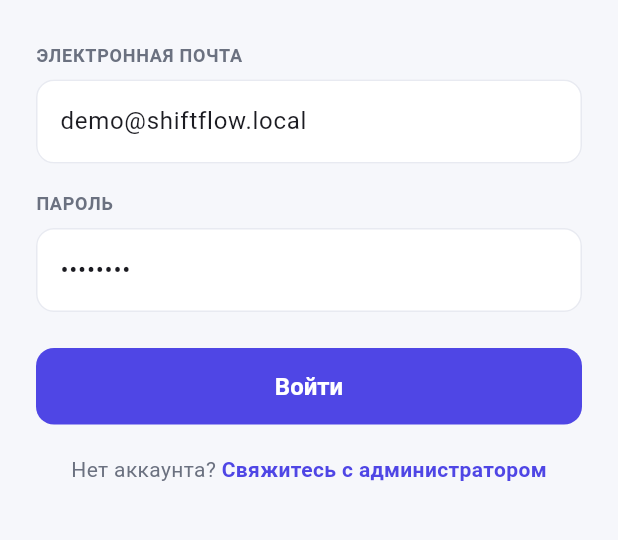
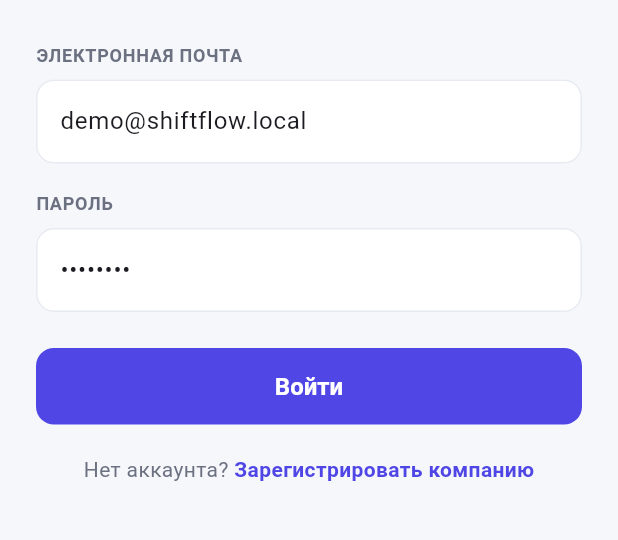
Before and after one commit to nmkomil1980/ShifT, a Flutter app: the screen it shows after launch, on a phone screen of 412 x 824 dp, the part 480-1020 px from its top. Run offline on Flutter 3.47's test engine with Material 3 defaults, Android fonts, the phone set to English and light mode, and no system bars; our stand-ins replace sentry_flutter, shared_preferences; accounts and stored records are empty.

Commit message:
Add company sign-up onboarding to the mobile app
- RegisterScreen collects director name, company, email and password, calls
  /api/auth/register via AuthController.register and signs the user in
- the login screen's footer now links to it ("Зарегистрировать компанию")
- pop the pushed register screen on success so the auth-driven swap to the main
  shell is revealed underneath

Verified in a web build of the app: registering a new company signs in and lands
on the (empty) Home screen.

Co-Authored-By: Claude Opus 4.8 <noreply@anthropic.com>
Claude-Session: https://claude.ai/code/session_0177qwAKqV5v7J9pFaeHzkiQ

```diff
--- a/mobile/lib/screens/login_screen.dart
+++ b/mobile/lib/screens/login_screen.dart
@@ -1,6 +1,7 @@
 import 'package:flutter/material.dart';
 import '../theme.dart';
 import '../api/auth_controller.dart';
+import 'register_screen.dart';
 
 class LoginScreen extends StatefulWidget {
   const LoginScreen({super.key});
@@ -105,19 +106,17 @@ class _LoginScreenState extends State<LoginScreen> {
                   ),
                 ),
                 const SizedBox(height: 20),
-                const Text.rich(
-                  TextSpan(
-                    text: 'Нет аккаунта? ',
-                    style: TextStyle(color: AppColors.textMuted),
-                    children: [
-                      TextSpan(
-                        text: 'Свяжитесь с администратором',
-                        style: TextStyle(
-                            color: AppColors.indigo,
-                            fontWeight: FontWeight.w600),
-                      ),
-                    ],
-                  ),
+                Row(
+                  mainAxisAlignment: MainAxisAlignment.center,
+                  children: [
+                    const Text('Нет аккаунта? ', style: TextStyle(color: AppColors.textMuted)),
+                    GestureDetector(
+                      onTap: () => Navigator.of(context).push(
+                          MaterialPageRoute(builder: (_) => const RegisterScreen())),
+                      child: const Text('Зарегистрировать компанию',
+                          style: TextStyle(color: AppColors.indigo, fontWeight: FontWeight.w600)),
+                    ),
+                  ],
                 ),
               ],
             ),
```
Also changed, not shown: mobile/lib/api/auth_controller.dart (+17 -0 lines), mobile/lib/screens/register_screen.dart (added, +115 -0 lines).
